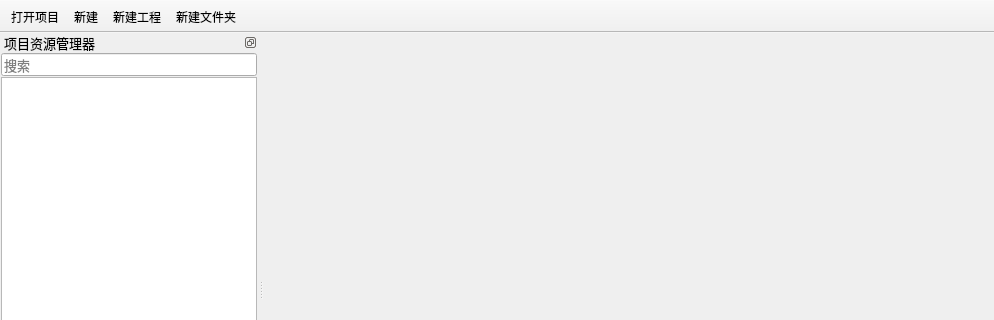
Qt form BmpManager/mainwindow.ui (luckyPtr/BitmapStudio) before a commit; both pictures show x 0 to 994 and y 0 to 320 of the 994 by 567 pixel window.
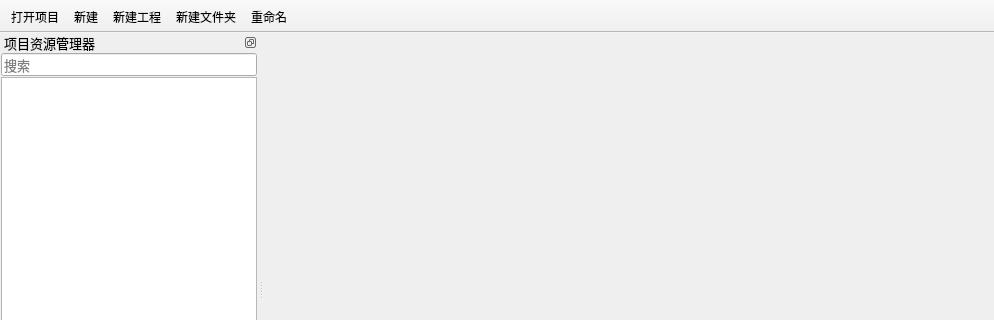
The same form after that commit. The open tabs and pages were chosen to show the change. Icons and pictures are not drawn.

The edit to the form file:
```diff
--- a/BmpManager/mainwindow.ui
+++ b/BmpManager/mainwindow.ui
@@ -13,6 +13,12 @@
   <property name="windowTitle">
    <string>BmpManager</string>
   </property>
+  <property name="iconSize">
+   <size>
+    <width>64</width>
+    <height>64</height>
+   </size>
+  </property>
   <widget class="QWidget" name="centralwidget">
    <layout class="QGridLayout" name="gridLayout">
     <item row="0" column="0">
@@ -160,6 +166,7 @@
    <addaction name="actNew"/>
    <addaction name="actNewProject"/>
    <addaction name="actNewFolder"/>
+   <addaction name="actRename"/>
   </widget>
   <action name="actOpenProject">
    <property name="icon">
@@ -202,6 +209,11 @@
     <string>新建文件夹</string>
    </property>
   </action>
+  <action name="actRename">
+   <property name="text">
+    <string>重命名</string>
+   </property>
+  </action>
  </widget>
  <resources>
   <include location="Img.qrc"/>
```
Left out of the diff: 6 changed lines with no effect on the pictures.
